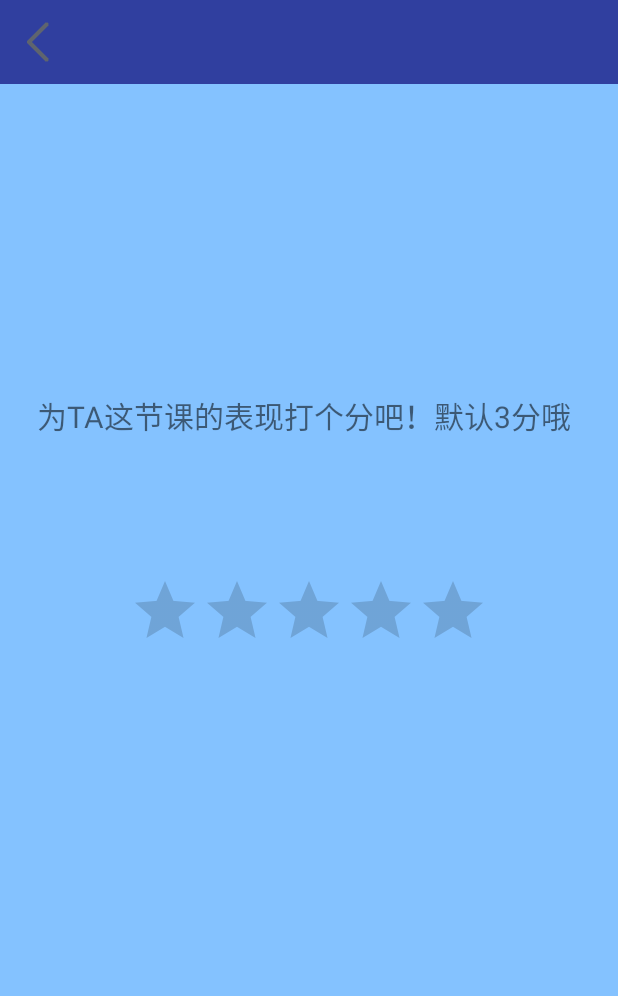
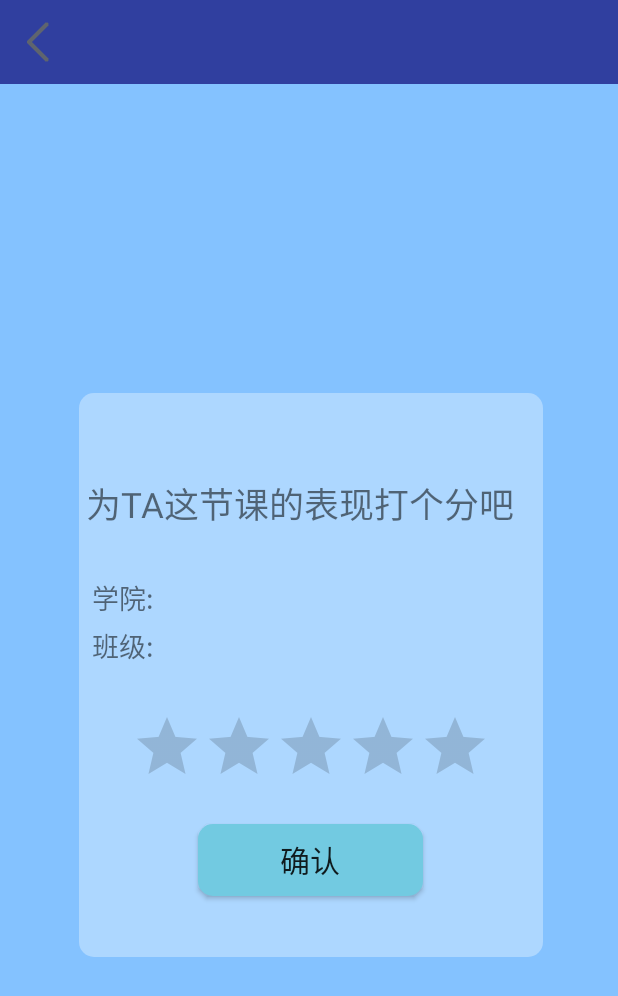
Before and after one commit to spencercjh/iClass, an Android app: the CheckStudentDetailActivity screen opened directly, with no data from a screen before it, on a phone screen of 412 x 824 dp. Shown: the top 996 px of the screen. Run offline under Robolectric (Android 15) with nearby library versions, the phone set to English and light mode, and no system bars; 8 statements that could not run were skipped.

```diff
--- a/app/src/main/AndroidManifest.xml
+++ b/app/src/main/AndroidManifest.xml
@@ -32,6 +32,7 @@
         <activity android:name=".TeacherCheckActivity.Teacher_Seat.Seat1Activity_Teacher" />
         <activity android:name=".TeacherCheckActivity.Teacher_Seat.Seat2Activity_Teacher" />
         <activity android:name=".TeacherCheckActivity.Teacher_Seat.Seat3Activity_Teacher" />
+        <activity android:name=".TeacherCheckActivity.CheckAllStudentActivity" />
     </application>
 
 </manifest>
--- a/app/src/main/res/layout/activity_check_student_detail.xml
+++ b/app/src/main/res/layout/activity_check_student_detail.xml
@@ -21,29 +21,116 @@
         app:layout_constraintVertical_bias="0.0"
         app:navigationIcon="@drawable/ic_back" />
 
+    <LinearLayout
+        android:id="@+id/loginPanel"
+        android:layout_width="309dp"
+        android:layout_height="376dp"
+        android:layout_centerHorizontal="true"
+        android:layout_marginBottom="8dp"
+        android:layout_marginEnd="8dp"
+        android:layout_marginLeft="8dp"
+        android:layout_marginRight="8dp"
+
+        android:layout_marginStart="8dp"
+        android:layout_marginTop="8dp"
+        android:background="@drawable/background_login_div"
+        android:gravity="center"
+        android:orientation="vertical"
+        android:weightSum="1"
+        app:layout_constraintBottom_toBottomOf="parent"
+        app:layout_constraintHorizontal_bias="0.514"
+        app:layout_constraintLeft_toLeftOf="parent"
+        app:layout_constraintRight_toRightOf="parent"
+        app:layout_constraintTop_toTopOf="parent"
+        app:layout_constraintVertical_bias="0.588">
+
+        <TextView
+            android:id="@+id/textView1"
+            android:layout_width="299dp"
+            android:layout_height="51dp"
+            android:layout_gravity="center_horizontal"
+            android:layout_marginTop="15dp"
+            android:text="为TA这节课的表现打个分吧"
+            android:textSize="23sp" />
+
+        <LinearLayout
+            android:layout_width="291dp"
+            android:layout_height="73dp"
+            android:orientation="vertical"
+            android:layout_marginTop="15dp"
+            android:layout_weight="0.01">
+
+            <LinearLayout
+                android:layout_width="match_parent"
+                android:layout_height="32dp"
+                android:orientation="horizontal"
+                android:weightSum="1">
+
+                <TextView
+                    android:layout_width="65sp"
+                    android:layout_height="match_parent"
+                    android:layout_gravity="center_horizontal"
+                    android:layout_weight="0.01"
+                    android:text="@string/学院"
+                    android:textSize="18sp" />
+
+                <TextView
+                    android:id="@+id/tv_college"
+                    android:layout_width="match_parent"
+                    android:layout_height="match_parent"
+                    android:ellipsize="end"
+                    android:lines="1"
+                    android:textSize="18sp" />
+            </LinearLayout>
+
+            <LinearLayout
+                android:layout_width="match_parent"
+                android:layout_height="32dp"
+                android:orientation="horizontal"
+                android:weightSum="1">
+
+                <TextView
+                    android:layout_width="65sp"
+                    android:layout_height="match_parent"
+                    android:layout_gravity="center_horizontal"
+                    android:layout_weight="0.01"
+                    android:text="@string/班级"
+                    android:textSize="18sp" />
+
+                <TextView
+                    android:id="@+id/tv_class"
+                    android:layout_width="match_parent"
+                    android:layout_height="match_parent"
+                    android:ellipsize="end"
+                    android:lines="1"
+                    android:textSize="18sp" />
+            </LinearLayout>
+        </LinearLayout>
+
         <RatingBar
             android:id="@+id/ratingBar"
             android:layout_width="wrap_content"
             android:layout_height="wrap_content"
+            android:layout_marginTop="15dp"
             android:progressTint="@color/rating_bar"
             android:rating="3"
             android:stepSize="1"
             app:layout_constraintBottom_toBottomOf="parent"
             app:layout_constraintLeft_toLeftOf="parent"
             app:layout_constraintRight_toRightOf="parent"
-        app:layout_constraintTop_toTopOf="parent" />
+            app:layout_constraintTop_toTopOf="parent"
+            app:layout_constraintVertical_bias="0.803" />
 
-    <TextView
-        android:id="@+id/text_rating"
-        android:layout_width="wrap_content"
+        <Button
+            android:id="@+id/confirmBtn"
+            android:layout_width="150dp"
             android:layout_height="wrap_content"
-        android:text="@string/为TA这节课的表现打个分吧"
-        android:textSize="20sp"
-        app:layout_constraintBottom_toBottomOf="parent"
-        app:layout_constraintHorizontal_bias="0.444"
-        app:layout_constraintLeft_toLeftOf="parent"
-        app:layout_constraintRight_toRightOf="parent"
-        app:layout_constraintTop_toTopOf="parent"
-        app:layout_constraintVertical_bias="0.32999998" />
+            android:layout_gravity="center_horizontal"
+            android:layout_marginTop="18dp"
+            android:background="@drawable/background_button_div"
+            android:text="确认"
+            android:textSize="20sp" />
+
+    </LinearLayout>
 
 </android.support.constraint.ConstraintLayout>
--- a/app/src/main/res/values/strings.xml
+++ b/app/src/main/res/values/strings.xml
@@ -53,4 +53,7 @@
     <string name="详细信息">详细信息</string>
     <string name="快速扣分">快速扣分</string>
     <string name="快速加分">快速加分</string>
+    <string name="查看本班所有学生">查看本班所有学生</string>
+    <string name="学院">学院:</string>
+    <string name="班级">班级:</string>
 </resources>
```
Also changed, not shown: app/src/main/java/com/example/hp/iclass/TeacherCheckActivity/CheckAllStudentActivity.java (added, +15 -0 lines), app/src/main/res/layout/activity_check_all_student.xml (added, +34 -0 lines), app/src/main/res/layout/activity_checkcondition.xml (+16 -3 lines), app/src/main/res/layout/allstudentlist.xml (added, +134 -0 lines). Lines whose indentation alone changed are shown as unchanged.
